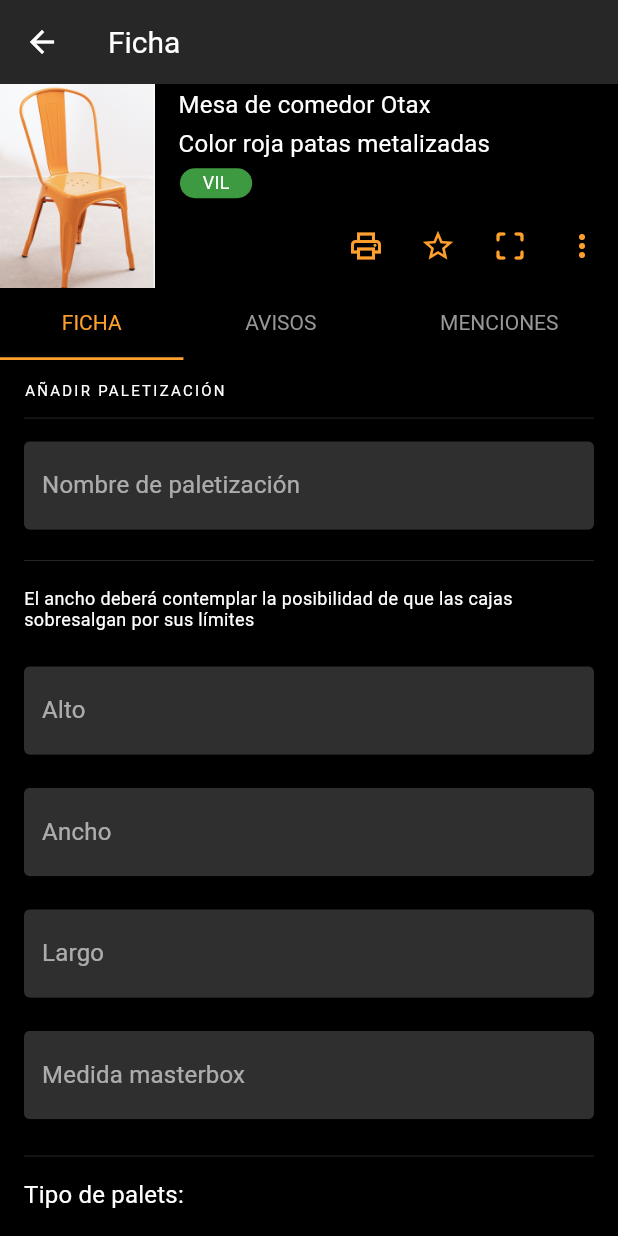
After one commit to in-fperez/firebase-test, a Flutter app: the ProductDetailsScreen screen opened by its route, on a phone screen of 412 x 824 dp. The commit adds this screen. Run offline on Flutter 3.47's test engine with Material 2 defaults, Android fonts, the phone set to English and light mode, and no system bars; our stand-ins replace bloc, cloud_firestore, firebase_core, flutter_bloc; accounts and stored records are empty.

Commit message:
feat: product_details_edit in progress

```diff
--- a/lib/cubit/product_list/product_list_state.dart
+++ b/lib/cubit/product_list/product_list_state.dart
@@ -9,10 +9,8 @@ class ProductListState {
     this.isLoading = false,
   });
 
-  ProductListState copyWith({
-    List<Product>? products,
-    bool? isLoading,
-  }) {
+  ProductListState copyWith(
+      {List<Product>? products, bool? isLoading, String? orderDropdownValue}) {
     return ProductListState(
       products: products ?? this.products,
       isLoading: isLoading ?? this.isLoading,
--- a/lib/router/app_router.dart
+++ b/lib/router/app_router.dart
@@ -1,6 +1,7 @@
 import 'package:firebase_testv2/cubit/product_list/product_list_cubit.dart';
 import 'package:firebase_testv2/screens/login_screen/login_screen.dart';
 import 'package:firebase_testv2/screens/options_screen/options_screen.dart';
+import 'package:firebase_testv2/screens/product_details/product_details.dart';
 import 'package:firebase_testv2/screens/product_list_screen/product_list_screen.dart';
 import 'package:flutter/material.dart';
 import 'package:flutter_bloc/flutter_bloc.dart';
@@ -8,6 +9,11 @@ import 'package:flutter_bloc/flutter_bloc.dart';
 class AppRouter {
   Route onGenerateRoute(RouteSettings settings) {
     switch (settings.name) {
+      case ProductDetailsScreen.routeName:
+        return MaterialPageRoute(
+          builder: (_) => const ProductDetailsScreen(),
+          settings: settings,
+        );
       case OptionsScreen.routeName:
         return MaterialPageRoute(
           builder: (_) => const OptionsScreen(),
--- a/lib/screens/global_widgets/dropdown_button.dart
+++ b/lib/screens/global_widgets/dropdown_button.dart
@@ -2,12 +2,12 @@ import 'package:flutter/material.dart';
 import '../../constants/constants.dart';
 
 class CustomDropdownButton extends StatelessWidget {
-  const CustomDropdownButton(
-      {Key? key,
-      required this.hintText,
-      required this.itemOptions,
-      required this.functionOnchange})
-      : super(key: key);
+  const CustomDropdownButton({
+    Key? key,
+    required this.hintText,
+    required this.itemOptions,
+    required this.functionOnchange,
+  }) : super(key: key);
   final String hintText;
   final List<String> itemOptions;
   final void Function(String?) functionOnchange;
@@ -20,6 +20,8 @@ class CustomDropdownButton extends StatelessWidget {
         decoration: BoxDecoration(color: ColorConstants.secondaryColor),
         child: DropdownButtonHideUnderline(
           child: DropdownButton(
+            borderRadius: BorderRadius.circular(4),
+            dropdownColor: ColorConstants.secondaryColor,
             hint: Padding(
               padding: EdgeInsets.fromLTRB(10, 8.5, 59, 8.5),
               child: Text(
--- /dev/null
+++ b/lib/screens/global_widgets/warhouse_pill.dart
@@ -0,0 +1,28 @@
+import 'package:flutter/cupertino.dart';
+import 'package:flutter/material.dart';
+
+class CustomWarehousePill extends StatelessWidget {
+  const CustomWarehousePill({Key? key, required this.warehouseName})
+      : super(key: key);
+  final String warehouseName;
+
+  @override
+  Widget build(BuildContext context) {
+    return Container(
+      decoration: BoxDecoration(
+        borderRadius: BorderRadius.circular(40),
+        color: Color(0xff3e9a41),
+      ),
+      padding: EdgeInsets.symmetric(horizontal: 15, vertical: 3),
+      child: Text(
+        warehouseName,
+        style: TextStyle(
+          color: Colors.white,
+          fontWeight: FontWeight.w500,
+          fontSize: 12,
+          letterSpacing: 0.25,
+        ),
+      ),
+    );
+  }
+}
--- /dev/null
+++ b/lib/screens/product_details/product_details.dart
@@ -0,0 +1,243 @@
+import 'package:firebase_testv2/screens/global_widgets/warhouse_pill.dart';
+import 'package:firebase_testv2/screens/login_screen/widgets/custom_text_field.dart';
+import 'package:flutter/cupertino.dart';
+import 'package:flutter/material.dart';
+
+import '../../constants/constants.dart';
+
+class ProductDetailsScreen extends StatefulWidget {
+  const ProductDetailsScreen({Key? key}) : super(key: key);
+  static const routeName = '/product_details';
+
+  @override
+  State<ProductDetailsScreen> createState() => _ProductDetailsScreenState();
+}
+
+class _ProductDetailsScreenState extends State<ProductDetailsScreen>
+    with TickerProviderStateMixin {
+  @override
+  Widget build(BuildContext context) {
+    final TabController tabController = TabController(length: 3, vsync: this);
+    return Scaffold(
+      appBar: AppBar(
+        title: const Text("Ficha"),
+      ),
+      body: Column(
+        children: [
+          Row(
+            children: [
+              const Expanded(
+                flex: 1,
+                child: Image(
+                  image: AssetImage('images/lixchair.jpg'),
+                  fit: BoxFit.cover,
+                ),
+              ),
+              Expanded(
+                flex: 3,
+                child: Column(
+                  children: [
+                    const Align(
+                      alignment: Alignment.centerLeft,
+                      child: Padding(
+                        padding: EdgeInsets.only(left: 16, bottom: 7),
+                        child: Text(
+                          "Mesa de comedor Otax",
+                          style: TextStyle(
+                            fontWeight: FontWeight.w400,
+                            fontSize: 16,
+                            letterSpacing: 0.15,
+                          ),
+                        ),
+                      ),
+                    ),
+                    const Align(
+                      alignment: Alignment.centerLeft,
+                      child: Padding(
+                        padding: EdgeInsets.only(left: 16, bottom: 7),
+                        child: Text(
+                          "Color roja patas metalizadas",
+                          style: TextStyle(
+                            fontSize: 16,
+                            letterSpacing: 0.15,
+                          ),
+                        ),
+                      ),
+                    ),
+                    const Align(
+                        alignment: Alignment.centerLeft,
+                        child: Padding(
+                          padding: EdgeInsets.fromLTRB(17, 0, 0, 8),
+                          child: CustomWarehousePill(warehouseName: "VIL"),
+                        )),
+                    Row(
+                      mainAxisAlignment: MainAxisAlignment.end,
+                      children: [
+                        IconButton(
+                          onPressed: () {},
+                          icon: Icon(
+                            Icons.local_print_shop_outlined,
+                            color: ColorConstants.accentColor,
+                          ),
+                        ),
+                        IconButton(
+                          onPressed: () {},
+                          icon: Icon(
+                            Icons.star_border_outlined,
+                            color: ColorConstants.accentColor,
+                          ),
+                        ),
+                        IconButton(
+                          onPressed: () {},
+                          icon: Icon(
+                            Icons.crop_free_rounded,
+                            color: ColorConstants.accentColor,
+                          ),
+                        ),
+                        IconButton(
+                          onPressed: () {},
+                          icon: Icon(
+                            Icons.more_vert,
+                            color: ColorConstants.accentColor,
+                          ),
+                        ),
+                      ],
+                    ),
+                  ],
+                ),
+              )
+            ],
+          ),
+          TabBar(
+            tabs: const [
+              Tab(
+                text: 'FICHA',
+              ),
+              Tab(
+                text: 'AVISOS',
+              ),
+              Tab(
+                text: 'MENCIONES',
+              ),
+            ],
+            controller: tabController,
+            labelColor: ColorConstants.accentColor,
+            indicatorColor: ColorConstants.accentColor,
+            isScrollable: true,
+            labelPadding: EdgeInsets.symmetric(
+                horizontal: MediaQuery.of(context).size.width / 10),
+            unselectedLabelColor: ColorConstants.ternaryColor,
+          ),
+          SingleChildScrollView(
+            child: Padding(
+              padding: EdgeInsets.symmetric(horizontal: 16),
+              child: Column(
+                children: [
+                  const Align(
+                    alignment: Alignment.centerLeft,
+                    child: Padding(
+                      padding: EdgeInsets.only(top: 15, bottom: 11),
+                      child: Text(
+                        "AÑADIR PALETIZACIÓN",
+                        style: TextStyle(
+                            fontWeight: FontWeight.w500,
+                            fontSize: 10,
+                            letterSpacing: 1.5),
+                      ),
+                    ),
+                  ),
+                  Divider(
+                    height: 1,
+                    color: ColorConstants.secondaryColor,
+                  ),
+                  Padding(
+                    padding: const EdgeInsets.only(top: 15, bottom: 20),
+                    child: CustomTextField(hintText: "Nombre de paletización"),
+                  ),
+                  Divider(
+                    height: 1,
+                    color: ColorConstants.secondaryColor,
+                  ),
+                  Padding(
+                    padding: const EdgeInsets.only(top: 18, bottom: 24),
+                    child: Text(
+                      "El ancho deberá contemplar la posibilidad de que las cajas sobresalgan por sus límites",
+                      style: TextStyle(
+                          fontWeight: FontWeight.w400,
+                          fontSize: 12,
+                          letterSpacing: 0.25),
+                    ),
+                  ),
+                  Padding(
+                    padding: const EdgeInsets.only(bottom: 22),
+                    child: CustomTextField(hintText: "Alto"),
+                  ),
+                  Padding(
+                    padding: const EdgeInsets.only(bottom: 22),
+                    child: CustomTextField(hintText: "Ancho"),
+                  ),
+                  Padding(
+                    padding: const EdgeInsets.only(bottom: 22),
+                    child: CustomTextField(hintText: "Largo"),
+                  ),
+                  Padding(
+                    padding: const EdgeInsets.only(bottom: 24),
+                    child: CustomTextField(hintText: "Medida masterbox"),
+                  ),
+                  Divider(
+                    height: 1,
+                    color: ColorConstants.secondaryColor,
+                  ),
+                  Align(
+                    alignment: Alignment.centerLeft,
+                    child: Padding(
+                      padding: const EdgeInsets.only(top: 16, bottom: 21),
+                      child: Text(
+                        "Tipo de palets:",
+                        style: TextStyle(
+                            fontWeight: FontWeight.w500,
+                            fontSize: 16,
+                            letterSpacing: 0.15),
+                      ),
+                    ),
+                  ),
+                  Container(
+                    margin: EdgeInsets.only(left: 15, bottom: 30),
+                    child: Column(
+                      children: [
+                        ListTile(
+                          title: Text("Palet EUR (1200 x 800)"),
+                          leading: Radio(
+                            value: "EUR",
+                            onChanged: (String? string) {},
+                            groupValue: 'PALETTYPE',
+                          ),
+                        ),
+                        ListTile(
+                          title: Text("Palet EUR6 (800 x 600)"),
+                          leading: Radio(
+                            value: "EUR6",
+                            onChanged: (String? string) {},
+                            groupValue: 'PALETTYPE',
+                          ),
+                        ),
+                        ListTile(
+                          title: Text("Palet Americano (1000 x 1200)"),
+                          leading: Radio(
+                            value: "Americano",
+                            onChanged: (String? string) {},
+                            groupValue: 'PALETTYPE',
+                          ),
+                        ),
+                      ],
+                    ),
+                  ),
+                ],
+              ),
+            ),
+          )
+        ],
+      ),
+    );
+  }
+}
--- a/lib/screens/product_list_screen/widgets/product_card.dart
+++ b/lib/screens/product_list_screen/widgets/product_card.dart
@@ -1,5 +1,6 @@
 import 'package:firebase_testv2/constants/constants.dart';
 import 'package:firebase_testv2/models/product.dart';
+import 'package:firebase_testv2/screens/global_widgets/warhouse_pill.dart';
 import 'package:flutter/material.dart';
 
 class ProductCard extends StatelessWidget {
@@ -26,21 +27,8 @@ class ProductCard extends StatelessWidget {
               ),
             ),
           ),
-          Container(
-            decoration: BoxDecoration(
-              borderRadius: BorderRadius.circular(40),
-              color: const Color(0xff3e9a41),
-            ),
-            padding: const EdgeInsets.symmetric(horizontal: 15, vertical: 3),
-            child: const Text(
-              "VIL",
-              style: TextStyle(
-                color: Colors.white,
-                fontWeight: FontWeight.w500,
-                fontSize: 12,
-                letterSpacing: 0.25,
-              ),
-            ),
+          CustomWarehousePill(
+            warehouseName: 'VIL',
           ),
           const Text(
             "26-01-2002",
```
Also changed, not shown: images/lixchair.jpg (added).
